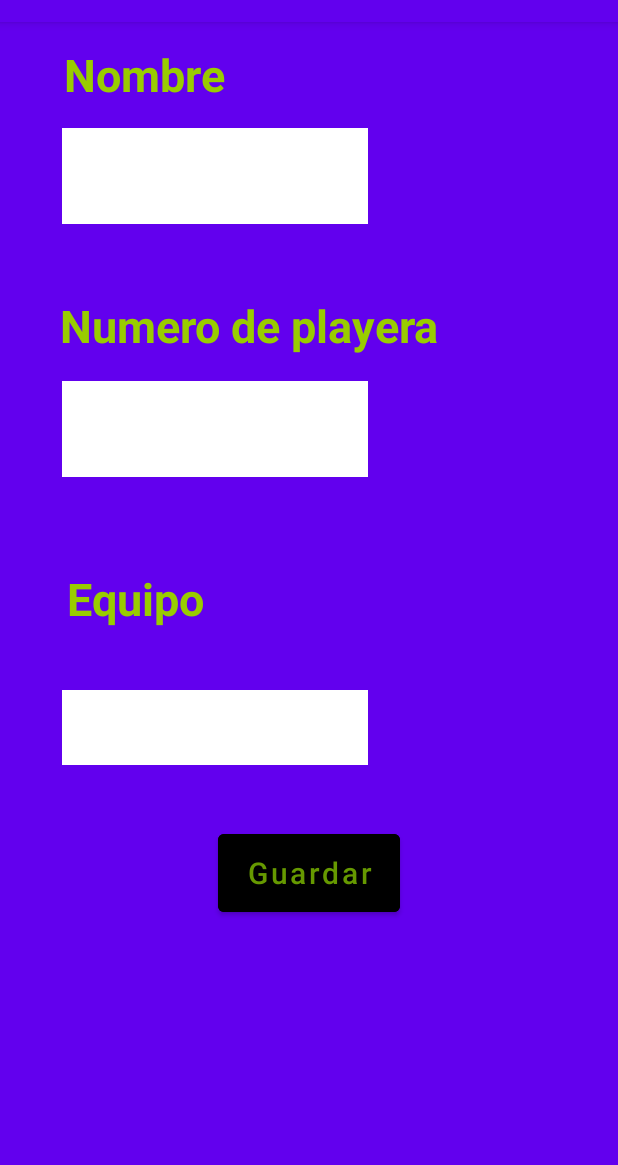
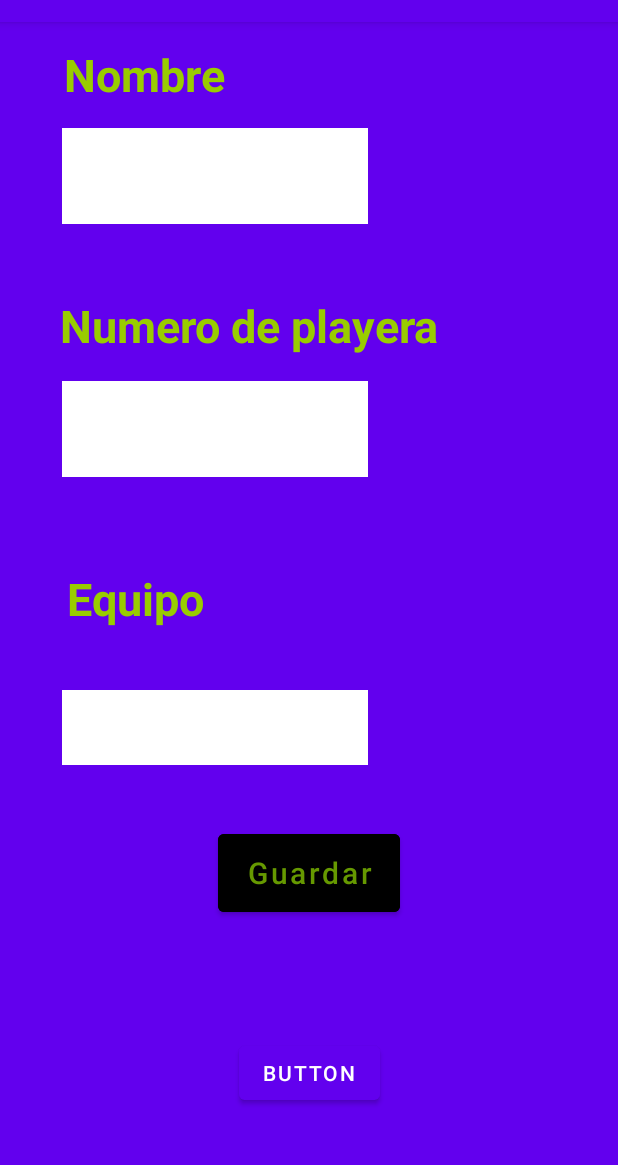
Before and after one commit to michel-vaca/ejercicio2, an Android app: the screen it shows after launch (MainActivity2), on a phone screen of 412 x 824 dp, the part 62-1227 px from its top. Run offline under Robolectric (Android 15) with nearby library versions, the phone set to English and light mode, and no system bars.

```diff
--- a/app/src/main/java/com/example/ejercicio2/MainActivity2.java
+++ b/app/src/main/java/com/example/ejercicio2/MainActivity2.java
@@ -52,10 +52,6 @@ public class MainActivity2 extends AppCompatActivity {
 
     }
 
-    /*public void clic2(View view) {
-        Intent intent   = new Intent(this,MainActivity.class);
-        startActivity(intent);
-    }*/
 
     public boolean validacion(){
         if(etNombre.getText().toString().equals(""))
@@ -75,4 +71,12 @@ public class MainActivity2 extends AppCompatActivity {
 
         return true;
     }
+
+
+    public void clic2(View view) {
+     /*   Intent intent   = new Intent(this,MainActivity.class);
+        startActivity(intent);
+        Bundle bundle = new Bundle();
+        intent.putExtras(bundle);*/
+    }
 }
--- a/app/src/main/res/layout/activity_main2.xml
+++ b/app/src/main/res/layout/activity_main2.xml
@@ -68,7 +68,7 @@
         android:layout_width="121dp"
         android:layout_height="64dp"
         android:backgroundTint="@color/black"
-        android:onClick="clic2"
+        android:onClick="clic"
         android:text="@string/stGuardar"
         android:textAllCaps="false"
         android:textColor="@android:color/holo_green_dark"
@@ -108,4 +108,16 @@
         app:layout_constraintStart_toStartOf="parent"
         app:layout_constraintTop_toTopOf="parent" />
 
+    <Button
+        android:id="@+id/button"
+        android:layout_width="wrap_content"
+        android:layout_height="wrap_content"
+        android:onClick="clic2"
+        android:text="Button"
+        app:layout_constraintBottom_toBottomOf="parent"
+        app:layout_constraintEnd_toEndOf="parent"
+        app:layout_constraintStart_toStartOf="parent"
+        app:layout_constraintTop_toTopOf="parent"
+        app:layout_constraintVertical_bias="0.94" />
+
 </androidx.constraintlayout.widget.ConstraintLayout>
```
